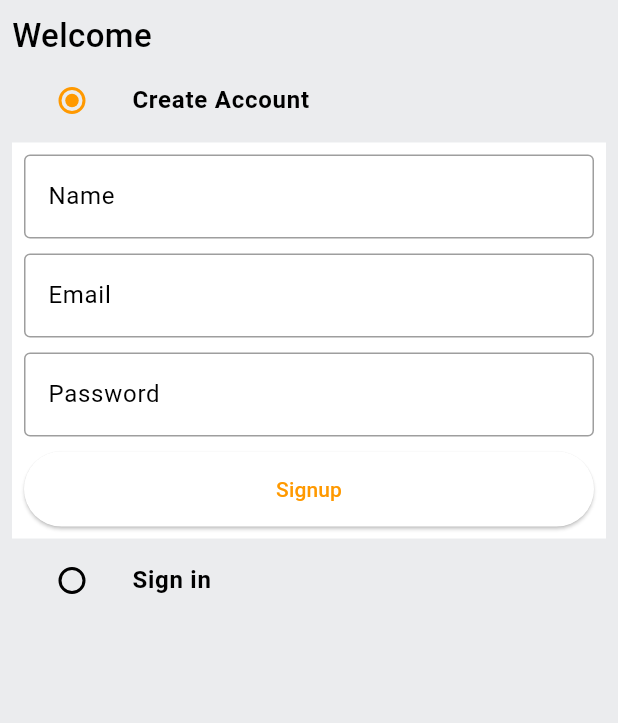
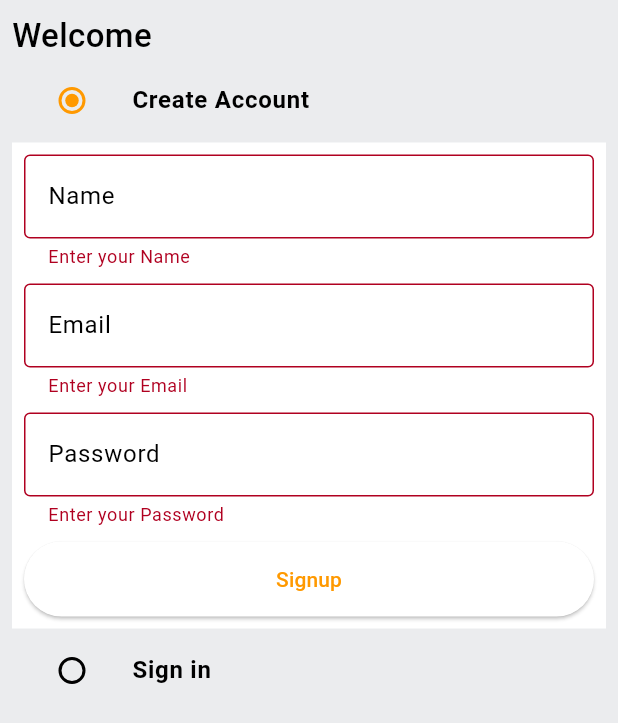
Before and after one commit to Arun-kumar002/flutter-e-com, a Flutter app: the screen it shows after launch, after a tap on "Signup", on a phone screen of 412 x 824 dp. Shown: the top 723 px of the screen. Run offline on Flutter 3.47's test engine with Material 3 defaults, Android fonts, the phone set to English and light mode, and no system bars; our stand-ins replace shared_preferences.

Commit message:
login and signup done

```diff
--- a/lib/common/widgets/custom_text_field.dart
+++ b/lib/common/widgets/custom_text_field.dart
@@ -16,7 +16,12 @@ class CustomTextField extends StatelessWidget {
               OutlineInputBorder(borderSide: BorderSide(color: Colors.black12)),
           enabledBorder: OutlineInputBorder(
               borderSide: BorderSide(color: Colors.black38))),
-      validator: (val) {},
+      validator: (val) {
+        if (val == null || val.isEmpty) {
+          return "Enter your $hintText";
+        }
+        return null;
+      },
     );
   }
 }
--- a/lib/constant/global_variable.dart
+++ b/lib/constant/global_variable.dart
@@ -1,6 +1,6 @@
 import 'package:flutter/material.dart';
 
-String uri = 'http://<yourip>:3000';
+String uri = 'https://flutter-app-server.onrender.com';
 
 class GlobalVariables {
   // COLORS
--- /dev/null
+++ b/lib/constant/utils.dart
@@ -0,0 +1,5 @@
+import 'package:flutter/material.dart';
+
+void showSnackBar({required BuildContext context, required String text}) {
+  ScaffoldMessenger.of(context).showSnackBar(SnackBar(content: Text(text)));
+}
--- a/lib/feature/auth/screens/auth_screen.dart
+++ b/lib/feature/auth/screens/auth_screen.dart
@@ -1,6 +1,7 @@
 import 'package:e_com/common/widgets/custom_button.dart';
 import 'package:e_com/common/widgets/custom_text_field.dart';
 import 'package:e_com/constant/global_variable.dart';
+import 'package:e_com/feature/auth/service/auth_service.dart';
 import 'package:flutter/material.dart';
 
 enum Auth { signin, signup }
@@ -17,9 +18,26 @@ class _AuthScreenState extends State<AuthScreen> {
   Auth _auth = Auth.signup;
   final signUpFormKey = GlobalKey<FormState>();
   final signInFormKey = GlobalKey<FormState>();
+  final AuthService authService = AuthService();
   final TextEditingController _emailController = TextEditingController();
   final TextEditingController _passwordController = TextEditingController();
   final TextEditingController _nameController = TextEditingController();
+
+  void signUpUser() {
+    authService.signUpUser(
+        context: context,
+        email: _emailController.text,
+        password: _passwordController.text,
+        name: _nameController.text);
+  }
+
+  void signInUser() {
+    authService.signInUser(
+      context: context,
+      email: _emailController.text,
+      password: _passwordController.text,
+    );
+  }
 
   @override
   void dispose() {
@@ -88,7 +106,13 @@ class _AuthScreenState extends State<AuthScreen> {
                     const SizedBox(
                       height: 10,
                     ),
-                    CustomButton(text: "Signup", onTap: () {})
+                    CustomButton(
+                        text: "Signup",
+                        onTap: () {
+                          if (signUpFormKey.currentState!.validate()) {
+                            signUpUser();
+                          }
+                        })
                   ]),
                 ),
               ),
@@ -131,7 +155,13 @@ class _AuthScreenState extends State<AuthScreen> {
                     const SizedBox(
                       height: 10,
                     ),
-                    CustomButton(text: "Signin", onTap: () {})
+                    CustomButton(
+                        text: "Signin",
+                        onTap: () {
+                          if (signInFormKey.currentState!.validate()) {
+                            signInUser();
+                          }
+                        })
                   ]),
                 ),
               ),
--- a/lib/main.dart
+++ b/lib/main.dart
@@ -1,10 +1,14 @@
 import 'package:e_com/feature/auth/screens/auth_screen.dart';
+import 'package:e_com/provider/user_provider.dart';
 import 'package:e_com/router.dart';
 import 'package:flutter/material.dart';
+import 'package:provider/provider.dart';
 import 'constant/global_variable.dart';
 
 void main() {
-  runApp(const App());
+  runApp(MultiProvider(
+      providers: [ChangeNotifierProvider(create: (context) => UserProvider())],
+      child: const App()));
 }
 
 class App extends StatelessWidget {
--- /dev/null
+++ b/lib/model/user.dart
@@ -0,0 +1,49 @@
+import 'dart:convert';
+
+class User {
+  final String id;
+  final String name;
+  final String password;
+  final String address;
+  final String type;
+  final String token;
+  final String email;
+
+  User({
+    required this.id,
+    required this.name,
+    required this.password,
+    required this.address,
+    required this.type,
+    required this.token,
+    required this.email,
+  });
+
+  Map<String, dynamic> toMap() {
+    return {
+      'id': id,
+      'name': name,
+      'password': password,
+      'address': address,
+      'type': type,
+      'token': token,
+      'email': email,
+    };
+  }
+
+  factory User.fromMap(Map<String, dynamic> map) {
+    return User(
+      id: map['id'] ?? '',
+      name: map['name'] ?? '',
+      password: map['password'] ?? '',
+      address: map['address'] ?? '',
+      type: map['type'] ?? '',
+      token: map['token'] ?? '',
+      email: map['email'] ?? '',
+    );
+  }
+
+  String toJson() => json.encode(toMap());
+
+  factory User.fromJson(String source) => User.fromMap(json.decode(source));
+}
--- /dev/null
+++ b/lib/provider/user_provider.dart
@@ -0,0 +1,21 @@
+import 'package:e_com/model/user.dart';
+import 'package:flutter/material.dart';
+
+class UserProvider extends ChangeNotifier {
+  // ignore: prefer_final_fields
+  User _user = User(
+      id: "",
+      name: "",
+      password: "",
+      address: "",
+      type: "",
+      token: "",
+      email: "");
+
+  User get user => _user;
+
+  void setUser(String user) {
+    _user = User.fromJson(user);
+    notifyListeners();
+  }
+}
--- a/lib/router.dart
+++ b/lib/router.dart
@@ -1,3 +1,4 @@
+import "package:e_com/feature/home/screen/home_screen.dart";
 import "package:flutter/material.dart";
 import "package:e_com/feature/auth/screens/auth_screen.dart";
 
@@ -6,6 +7,9 @@ Route<dynamic> generateRoute(RouteSettings routeSettings) {
     case AuthScreen.routeName:
       return MaterialPageRoute(
           settings: routeSettings, builder: (_) => const AuthScreen());
+    case HomeScreen.routeName:
+      return MaterialPageRoute(
+          settings: routeSettings, builder: (_) => const HomeScreen());
     default:
       print("Screen not found ===>[${routeSettings.name}]<======");
       return MaterialPageRoute(
--- a/pubspec.yaml
+++ b/pubspec.yaml
@@ -35,6 +35,9 @@ dependencies:
   # The following adds the Cupertino Icons font to your application.
   # Use with the CupertinoIcons class for iOS style icons.
   cupertino_icons: ^1.0.2
+  http: ^1.2.0
+  provider: ^6.1.1
+  shared_preferences: ^2.2.2
 
 dev_dependencies:
   flutter_test:
```
Also changed, not shown: lib/constant/error_handling.dart (added, +21 -0 lines), lib/feature/auth/service/auth_service.dart (added, +91 -0 lines), lib/feature/home/screen/home_screen.dart (added, +22 -0 lines), pubspec.lock, 1 other file.
